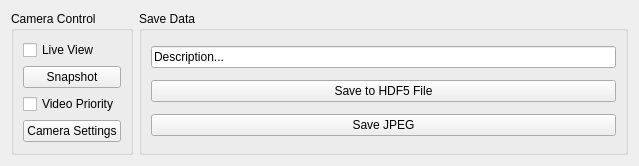
Before: the Qt Designer form nplab/instrument/camera/camera_controls_generic.ui in nanophotonics/nplab, drawn with Qt 5.
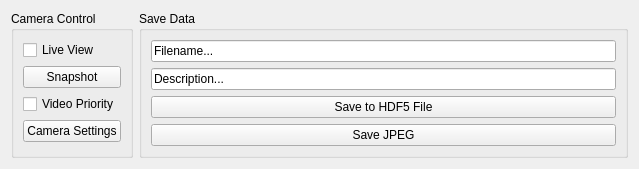
After: the same form once the commit is applied.

```diff
--- a/nplab/instrument/camera/camera_controls_generic.ui
+++ b/nplab/instrument/camera/camera_controls_generic.ui
@@ -72,6 +72,13 @@
       <string>Save Data</string>
      </property>
      <layout class="QVBoxLayout" name="verticalLayout">
+      <item>
+       <widget class="QLineEdit" name="filename_lineEdit">
+        <property name="text">
+         <string>Filename...</string>
+        </property>
+       </widget>
+      </item>
       <item>
        <widget class="QLineEdit" name="description_lineedit">
         <property name="toolTip">
```
